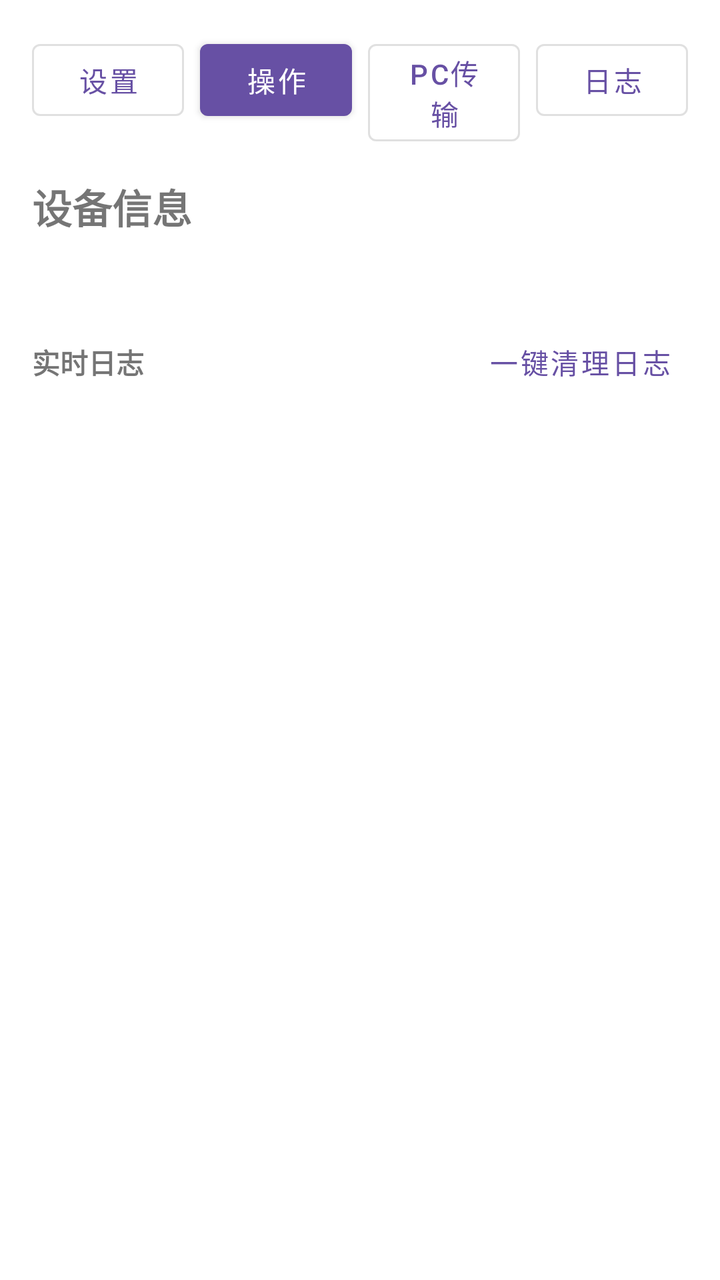
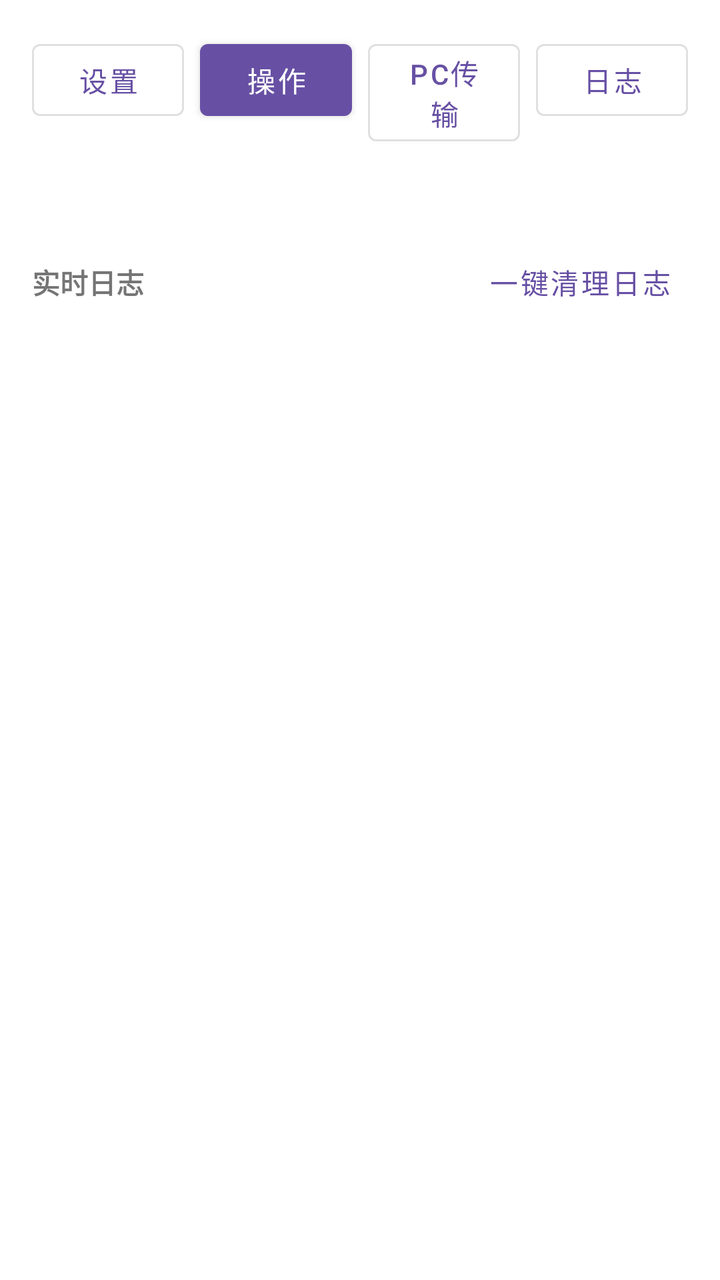

Two renders of the same Android screen: before a commit and after it. Below are the layout's source before the change and the commit's diff.
<!-- AndroidManifest.xml: application theme Theme.AutoTraces -->
<!-- res/layout/activity_main.xml -->
<?xml version="1.0" encoding="utf-8"?>
<androidx.constraintlayout.widget.ConstraintLayout xmlns:android="http://schemas.android.com/apk/res/android"
    xmlns:app="http://schemas.android.com/apk/res-auto"
    android:layout_width="match_parent"
    android:layout_height="match_parent"
    android:padding="16dp">

    <com.google.android.material.button.MaterialButton
        android:id="@+id/showSettingsButton"
        style="@style/Widget.MaterialComponents.Button.OutlinedButton"
        android:layout_width="0dp"
        android:layout_height="wrap_content"
        android:text="设置"
        app:layout_constraintEnd_toStartOf="@id/showActionButton"
        app:layout_constraintStart_toStartOf="parent"
        app:layout_constraintTop_toTopOf="parent" />

    <com.google.android.material.button.MaterialButton
        android:id="@+id/showActionButton"
        style="@style/Widget.MaterialComponents.Button"
        android:layout_width="0dp"
        android:layout_height="wrap_content"
        android:layout_marginStart="8dp"
        android:text="操作"
        app:layout_constraintEnd_toStartOf="@id/showVideoDedButton"
        app:layout_constraintStart_toEndOf="@id/showSettingsButton"
        app:layout_constraintTop_toTopOf="parent" />

    <com.google.android.material.button.MaterialButton
        android:id="@+id/showVideoDedButton"
        style="@style/Widget.MaterialComponents.Button.OutlinedButton"
        android:layout_width="0dp"
        android:layout_height="wrap_content"
        android:layout_marginStart="8dp"
        android:text="@string/nav_video_ded"
        app:layout_constraintEnd_toStartOf="@id/showLogButton"
        app:layout_constraintStart_toEndOf="@id/showActionButton"
        app:layout_constraintTop_toTopOf="parent" />

    <com.google.android.material.button.MaterialButton
        android:id="@+id/showLogButton"
        style="@style/Widget.MaterialComponents.Button.OutlinedButton"
        android:layout_width="0dp"
        android:layout_height="wrap_content"
        android:layout_marginStart="8dp"
        android:text="日志"
        app:layout_constraintEnd_toEndOf="parent"
        app:layout_constraintStart_toEndOf="@id/showVideoDedButton"
        app:layout_constraintTop_toTopOf="parent" />

    <LinearLayout
        android:id="@+id/logPanel"
        android:layout_width="0dp"
        android:layout_height="0dp"
        android:layout_marginTop="12dp"
        android:orientation="vertical"
        app:layout_constraintBottom_toBottomOf="parent"
        app:layout_constraintEnd_toEndOf="parent"
        app:layout_constraintStart_toStartOf="parent"
        app:layout_constraintTop_toBottomOf="@id/showVideoDedButton">

        <TextView
            android:id="@+id/deviceInfoTitle"
            android:layout_width="match_parent"
            android:layout_height="wrap_content"
            android:text="设备信息"
            android:textSize="20sp"
            android:textStyle="bold" />

        <TextView
            android:id="@+id/deviceInfoText"
            android:layout_width="match_parent"
            android:layout_height="wrap_content"
            android:layout_marginTop="8dp" />

        <LinearLayout
            android:layout_width="match_parent"
            android:layout_height="wrap_content"
            android:layout_marginTop="12dp"
            android:gravity="center_vertical"
            android:orientation="horizontal">

            <TextView
                android:id="@+id/logTitle"
                android:layout_width="0dp"
                android:layout_height="wrap_content"
                android:layout_weight="1"
                android:text="实时日志"
                android:textStyle="bold" />

            <com.google.android.material.button.MaterialButton
                android:id="@+id/clearLogButton"
                style="@style/Widget.MaterialComponents.Button.TextButton"
                android:layout_width="wrap_content"
                android:layout_height="wrap_content"
                android:text="一键清理日志" />
        </LinearLayout>

        <ScrollView
            android:id="@+id/logScroll"
            android:layout_width="match_parent"
            android:layout_height="0dp"
            android:layout_marginTop="8dp"
            android:layout_weight="1"
            android:fillViewport="true"
            android:scrollbars="vertical">

            <TextView
                android:id="@+id/logText"
                android:layout_width="match_parent"
                android:layout_height="wrap_content"
                android:textColor="@android:color/darker_gray" />
        </ScrollView>

        <TextView
            android:id="@+id/runtimeStateText"
            android:layout_width="match_parent"
            android:layout_height="wrap_content"
            android:layout_marginTop="12dp"
            android:textColor="@android:color/darker_gray" />
    </LinearLayout>

    <ScrollView
        android:id="@+id/actionPanel"
        android:layout_width="0dp"
        android:layout_height="0dp"
        android:layout_marginTop="12dp"
        android:fillViewport="true"
        android:visibility="gone"
        app:layout_constraintBottom_toBottomOf="parent"
        app:layout_constraintEnd_toEndOf="parent"
        app:layout_constraintStart_toStartOf="parent"
        app:layout_constraintTop_toBottomOf="@id/showVideoDedButton">

        <LinearLayout
            android:layout_width="match_parent"
            android:layout_height="wrap_content"
            android:orientation="vertical">

            <com.google.android.material.textfield.TextInputLayout
                android:id="@+id/bindInputLayout"
                android:layout_width="match_parent"
                android:layout_height="wrap_content">

                <com.google.android.material.textfield.TextInputEditText
                    android:id="@+id/bindInput"
                    android:layout_width="match_parent"
                    android:layout_height="wrap_content"
                    android:hint="请输入别名"
                    android:inputType="text" />
            </com.google.android.material.textfield.TextInputLayout>

            <com.google.android.material.button.MaterialButton
                android:id="@+id/bindButton"
                android:layout_width="match_parent"
                android:layout_height="wrap_content"
                android:layout_marginTop="12dp"
                android:text="绑定设备" />

            <TextView
                android:id="@+id/bindStatusText"
                android:layout_width="match_parent"
                android:layout_height="wrap_content"
                android:layout_marginTop="8dp"
                android:textColor="@android:color/darker_gray" />

            <TextView
                android:id="@+id/configSummaryText"
                android:layout_width="match_parent"
                android:layout_height="wrap_content"
                android:layout_marginTop="8dp"
                android:textColor="@android:color/darker_gray"
                android:textSize="12sp"
                android:text="当前模板：—" />

            <com.google.android.material.button.MaterialButton
                android:id="@+id/startServiceButton"
                android:layout_width="match_parent"
                android:layout_height="wrap_content"
                android:layout_marginTop="12dp"
                android:text="启动后台服务" />

            <com.google.android.material.button.MaterialButton
                android:id="@+id/stopServiceButton"
                style="@style/Widget.MaterialComponents.Button.OutlinedButton"
                android:layout_width="match_parent"
                android:layout_height="wrap_content"
                android:layout_marginTop="8dp"
                android:text="停止后台服务" />

            <com.google.android.material.button.MaterialButton
                android:id="@+id/openSettingsButton"
                style="@style/Widget.MaterialComponents.Button.OutlinedButton"
                android:layout_width="match_parent"
                android:layout_height="wrap_content"
                android:layout_marginTop="8dp"
                android:text="打开设置" />

            <com.google.android.material.button.MaterialButton
                android:id="@+id/openConfigParamsButton"
                style="@style/Widget.MaterialComponents.Button.OutlinedButton"
                android:layout_width="match_parent"
                android:layout_height="wrap_content"
                android:layout_marginTop="8dp"
                android:text="@string/action_open_config_params" />

            <TextView
                android:layout_width="match_parent"
                android:layout_height="wrap_content"
                android:layout_marginTop="16dp"
                android:text="账号分配"
                android:textStyle="bold" />

            <LinearLayout
                android:layout_width="match_parent"
                android:layout_height="wrap_content"
                android:layout_marginTop="8dp"
                android:orientation="vertical">

                <TextView
                    android:layout_width="match_parent"
                    android:layout_height="wrap_content"
                    android:text="选择账号（username）"
                    android:textColor="@android:color/darker_gray" />

                <Spinner
                    android:id="@+id/assignedUsernameSelect"
                    android:layout_width="match_parent"
                    android:layout_height="wrap_content"
                    android:layout_marginTop="6dp" />

                <LinearLayout
                    android:layout_width="match_parent"
                    android:layout_height="wrap_content"
                    android:orientation="horizontal"
                    android:gravity="center_vertical">

                    <com.google.android.material.textfield.TextInputLayout
                        android:layout_width="0dp"
                        android:layout_height="wrap_content"
                        android:layout_weight="1">

                        <com.google.android.material.textfield.TextInputEditText
                            android:id="@+id/assignedUsernameInput"
                            android:layout_width="match_parent"
                            android:layout_height="wrap_content"
                            android:hint="username"
                            android:focusable="false"
                            android:clickable="false" />
                    </com.google.android.material.textfield.TextInputLayout>

                    <com.google.android.material.button.MaterialButton
                        android:id="@+id/copyAssignedUsernameButton"
                        style="@style/Widget.MaterialComponents.Button.OutlinedButton"
                        android:layout_width="wrap_content"
                        android:layout_height="wrap_content"
                        android:layout_marginStart="8dp"
                        android:text="复制" />
                </LinearLayout>

                <LinearLayout
                    android:layout_width="match_parent"
                    android:layout_height="wrap_content"
                    android:layout_marginTop="8dp"
                    android:orientation="horizontal"
                    android:gravity="center_vertical">

                    <com.google.android.material.textfield.TextInputLayout
                        android:layout_width="0dp"
                        android:layout_height="wrap_content"
                        android:layout_weight="1">

                        <com.google.android.material.textfield.TextInputEditText
                            android:id="@+id/assignedPasswordInput"
                            android:layout_width="match_parent"
                            android:layout_height="wrap_content"
                            android:hint="password"
                            android:focusable="false"
                            android:clickable="false" />
                    </com.google.android.material.textfield.TextInputLayout>

                    <com.google.android.material.button.MaterialButton
                        android:id="@+id/copyAssignedPasswordButton"
                        style="@style/Widget.MaterialComponents.Button.OutlinedButton"
                        android:layout_width="wrap_content"
                        android:layout_height="wrap_content"
                        android:layout_marginStart="8dp"
                        android:text="复制" />
                </LinearLayout>

                <LinearLayout
                    android:layout_width="match_parent"
                    android:layout_height="wrap_content"
                    android:layout_marginTop="8dp"
                    android:orientation="horizontal"
                    android:gravity="center_vertical">

                    <com.google.android.material.textfield.TextInputLayout
                        android:layout_width="0dp"
                        android:layout_height="wrap_content"
                        android:layout_weight="1">

                        <com.google.android.material.textfield.TextInputEditText
                            android:id="@+id/assignedApiInput"
                            android:layout_width="match_parent"
                            android:layout_height="wrap_content"
                            android:hint="API"
                            android:focusable="false"
                            android:clickable="false" />
                    </com.google.android.material.textfield.TextInputLayout>

                    <com.google.android.material.button.MaterialButton
                        android:id="@+id/copyAssignedApiButton"
                        style="@style/Widget.MaterialComponents.Button.OutlinedButton"
                        android:layout_width="wrap_content"
                        android:layout_height="wrap_content"
                        android:layout_marginStart="8dp"
                        android:text="复制" />
                </LinearLayout>

                <LinearLayout
                    android:layout_width="match_parent"
                    android:layout_height="wrap_content"
                    android:layout_marginTop="8dp"
                    android:orientation="horizontal"
                    android:gravity="center_vertical">

                    <com.google.android.material.textfield.TextInputLayout
                        android:layout_width="0dp"
                        android:layout_height="wrap_content"
                        android:layout_weight="1">

                        <com.google.android.material.textfield.TextInputEditText
                            android:id="@+id/assignedEmailInput"
                            android:layout_width="match_parent"
                            android:layout_height="wrap_content"
                            android:hint="Email"
                            android:focusable="false"
                            android:clickable="false" />
                    </com.google.android.material.textfield.TextInputLayout>

                    <com.google.android.material.button.MaterialButton
                        android:id="@+id/copyAssignedEmailButton"
                        style="@style/Widget.MaterialComponents.Button.OutlinedButton"
                        android:layout_width="wrap_content"
                        android:layout_height="wrap_content"
                        android:layout_marginStart="8dp"
                        android:text="复制" />
                </LinearLayout>

                <LinearLayout
                    android:layout_width="match_parent"
                    android:layout_height="wrap_content"
                    android:layout_marginTop="8dp"
                    android:orientation="horizontal"
                    android:gravity="center_vertical">

                    <com.google.android.material.textfield.TextInputLayout
                        android:layout_width="0dp"
                        android:layout_height="wrap_content"
                        android:layout_weight="1">

                        <com.google.android.material.textfield.TextInputEditText
                            android:id="@+id/assignedEmailPasswordInput"
                            android:layout_width="match_parent"
                            android:layout_height="wrap_content"
                            android:hint="email_password"
                            android:focusable="false"
                            android:clickable="false" />
                    </com.google.android.material.textfield.TextInputLayout>

                    <com.google.android.material.button.MaterialButton
                        android:id="@+id/copyAssignedEmailPasswordButton"
                        style="@style/Widget.MaterialComponents.Button.OutlinedButton"
                        android:layout_width="wrap_content"
                        android:layout_height="wrap_content"
                        android:layout_marginStart="8dp"
                        android:text="复制" />
                </LinearLayout>

                <com.google.android.material.button.MaterialButton
                    android:id="@+id/fetchTikTokCodeButton"
                    style="@style/Widget.MaterialComponents.Button"
                    android:layout_width="match_parent"
                    android:layout_height="wrap_content"
                    android:layout_marginTop="10dp"
                    android:text="获取验证码并复制" />

                <TextView
                    android:id="@+id/assignedCopyStatusText"
                    android:layout_width="match_parent"
                    android:layout_height="wrap_content"
                    android:layout_marginTop="6dp"
                    android:textColor="@android:color/darker_gray" />
            </LinearLayout>
        </LinearLayout>
    </ScrollView>

</androidx.constraintlayout.widget.ConstraintLayout>
<!-- resources referenced by this layout -->
<resources>
  <string name="action_open_config_params">查看配置参数</string>
  <string name="nav_video_ded">PC传输</string>
  <style name="Theme.AutoTraces" parent="Theme.MaterialComponents.DayNight.NoActionBar">
          <item name="colorPrimary">@color/purple_500</item>
          <item name="colorPrimaryVariant">@color/purple_700</item>
          <item name="colorOnPrimary">@color/white</item>
          <item name="android:statusBarColor" tools:targetApi="l">@color/purple_700</item>
      </style>
  <color name="purple_500">#6750A4</color>
  <color name="purple_700">#4F378B</color>
  <color name="white">#FFFFFF</color>
</resources>

<!-- the commit's change to res/layout/activity_main.xml (unified diff, before → after) -->
@@ -60,18 +60,11 @@
         app:layout_constraintTop_toBottomOf="@id/showVideoDedButton">
 
         <TextView
-            android:id="@+id/deviceInfoTitle"
-            android:layout_width="match_parent"
-            android:layout_height="wrap_content"
-            android:text="设备信息"
-            android:textSize="20sp"
-            android:textStyle="bold" />
-
-        <TextView
             android:id="@+id/deviceInfoText"
             android:layout_width="match_parent"
             android:layout_height="wrap_content"
-            android:layout_marginTop="8dp" />
+            android:textSize="12sp"
+            android:textColor="@android:color/darker_gray" />
 
         <LinearLayout
             android:layout_width="match_parent"
@@ -112,12 +105,21 @@
                 android:textColor="@android:color/darker_gray" />
         </ScrollView>
 
-        <TextView
-            android:id="@+id/runtimeStateText"
+        <ScrollView
+            android:id="@+id/runtimeStateScroll"
             android:layout_width="match_parent"
             android:layout_height="wrap_content"
-            android:layout_marginTop="12dp"
-            android:textColor="@android:color/darker_gray" />
+            android:layout_marginTop="8dp"
+            android:maxHeight="132dp"
+            android:scrollbars="vertical">
+
+            <TextView
+                android:id="@+id/runtimeStateText"
+                android:layout_width="match_parent"
+                android:layout_height="wrap_content"
+                android:textColor="@android:color/darker_gray"
+                android:textSize="12sp" />
+        </ScrollView>
     </LinearLayout>
 
     <ScrollView
